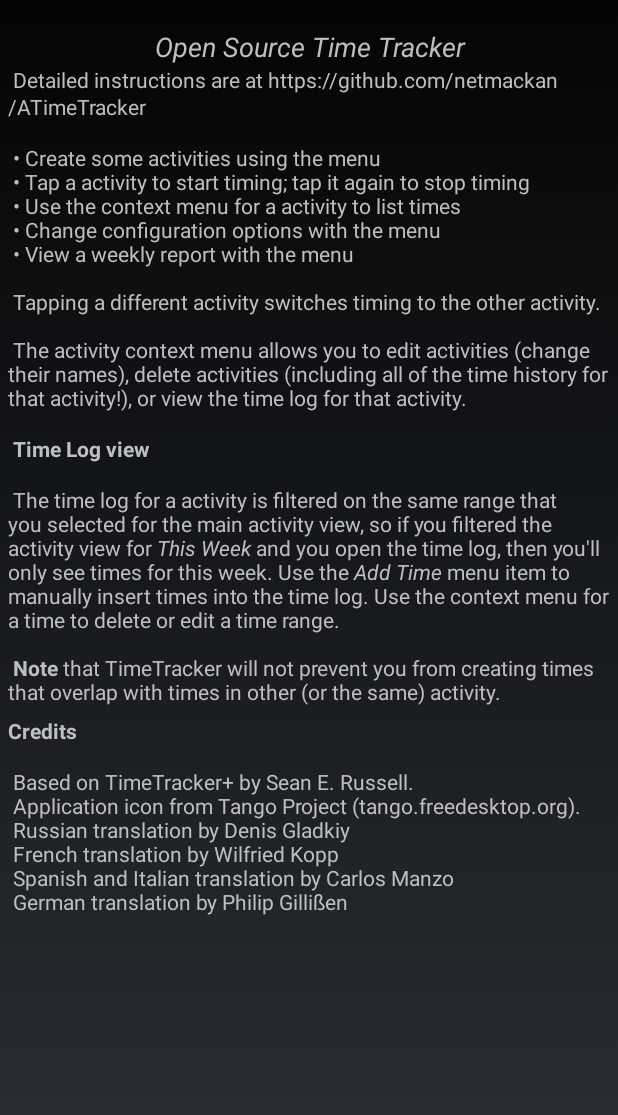
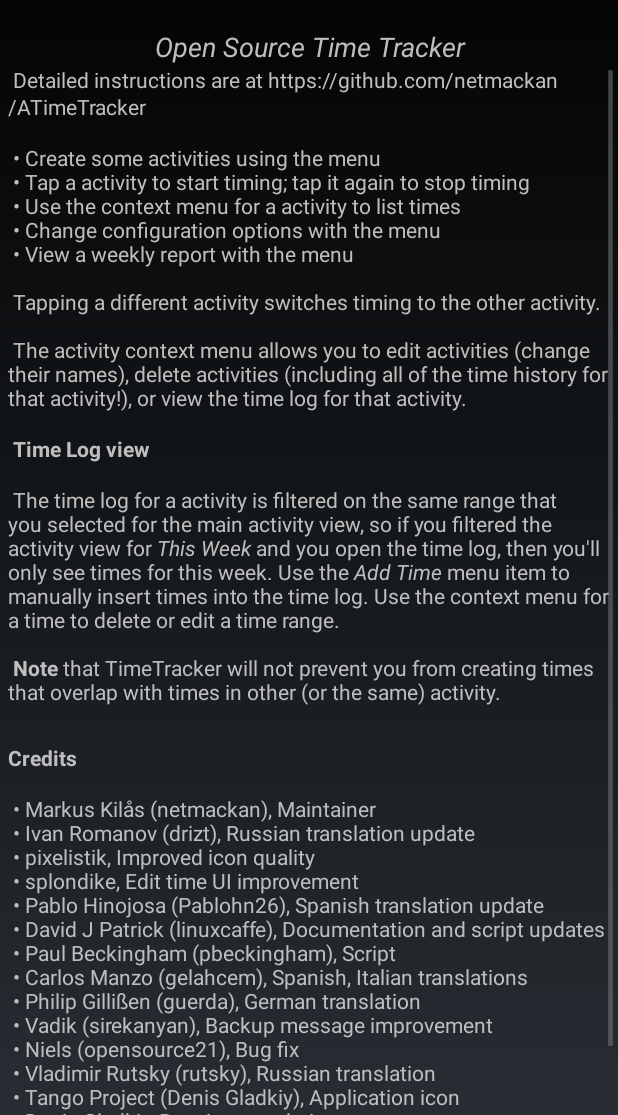
Before and after one commit to netmackan/ATimeTracker, an Android app: the layout about.xml on its own in the app's theme, with its tools: preview values and no code run, on a phone screen of 412 x 824 dp, the part 121-1236 px from its top. Run offline under Robolectric (Android 15) with nearby library versions, the phone set to English and light mode, and no system bars.

Commit message:
Add missing contributors in order of last contribution (#132).

```diff
--- a/android-timetracker/app/src/main/res/values/strings.xml
+++ b/android-timetracker/app/src/main/res/values/strings.xml
@@ -100,14 +100,24 @@
     <b>Note</b> that TimeTracker will not prevent you from creating times that overlap
     with times in other (or the same) activity.
     </string>
-    <string name="credits"><b>Credits</b>\n
+    <string name="credits">\n<b>Credits</b>\n
     \n
-    Based on TimeTracker+ by Sean E. Russell.\n
-    Application icon from Tango Project (tango.freedesktop.org).\n
-    Russian translation by Denis Gladkiy\n
-    French translation by Wilfried Kopp\n
-    Spanish and Italian translation by Carlos Manzo\n
-    German translation by Philip Gillißen
+    • Markus Kilås (netmackan), Maintainer\n
+    • Ivan Romanov (drizt), Russian translation update\n
+    • pixelistik, Improved icon quality\n
+    • splondike, Edit time UI improvement\n
+    • Pablo Hinojosa (Pablohn26), Spanish translation update\n
+    • David J Patrick (linuxcaffe), Documentation and script updates\n
+    • Paul Beckingham (pbeckingham), Script\n
+    • Carlos Manzo (gelahcem), Spanish, Italian translations\n
+    • Philip Gillißen (guerda), German translation\n
+    • Vadik (sirekanyan), Backup message improvement\n
+    • Niels (opensource21), Bug fix\n
+    • Vladimir Rutsky (rutsky), Russian translation\n
+    • Tango Project (Denis Gladkiy), Application icon\n
+    • Denis Gladkiy, Russian translation\n
+    • Wilfried Kopp, French translation\n
+    • Sean E. Russell, TimeTracker+, the base for ATimeTracker
     </string>
     <string name="export_csv_success">Successfully exported CSV to memory card
         as \'%s\'</string>
```
